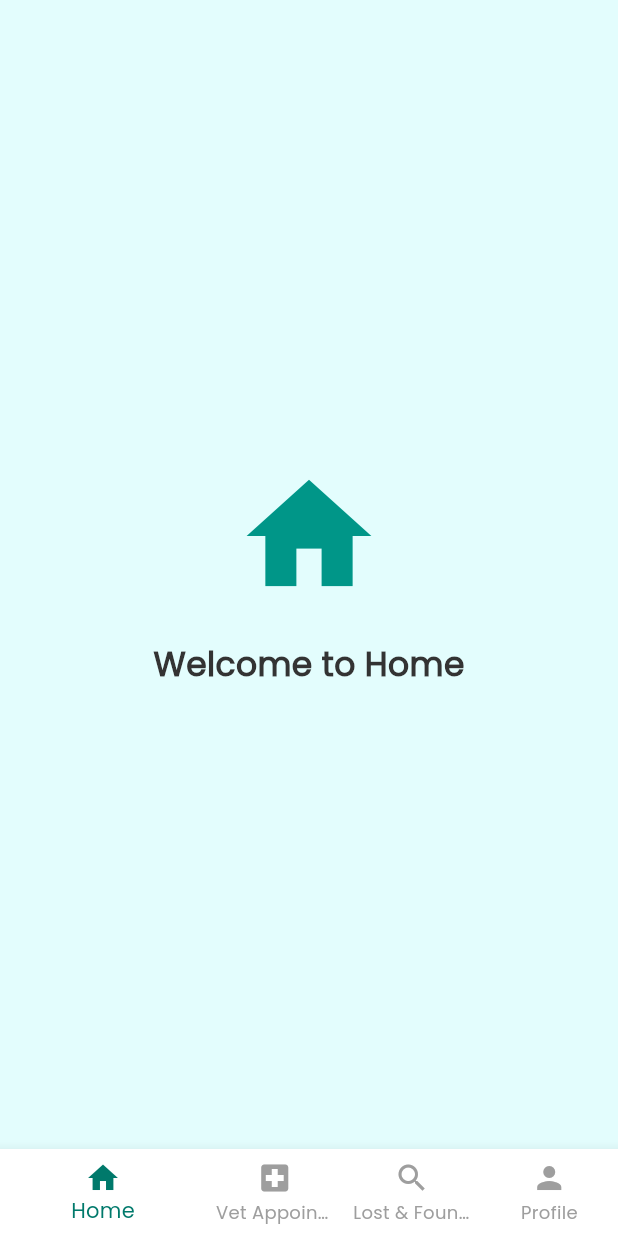
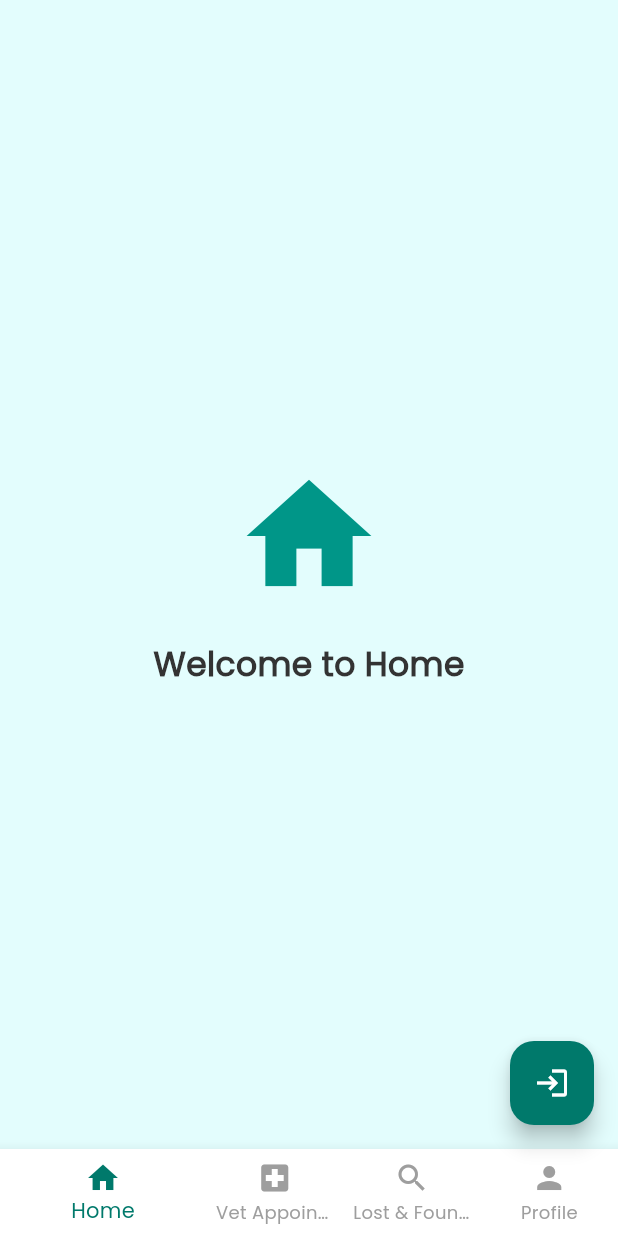
Before and after one commit to aayam17/pet_alert_app, a Flutter app: the Dashboard screen opened directly, on a phone screen of 412 x 824 dp. Run offline on Flutter 3.47's test engine with Material 3 defaults, Android fonts, the phone set to English and light mode, and no system bars; our stand-ins replace equatable, flutter_bloc, font_awesome_flutter, get_it, google_fonts, hive and 1 more; accounts and stored records are empty.

Commit message:
dashboard fixes

```diff
--- a/lib/features/home/presentation/view/dashboard.dart
+++ b/lib/features/home/presentation/view/dashboard.dart
@@ -1,4 +1,5 @@
 import 'package:flutter/material.dart';
+import 'package:pet_alert_app/features/auth/presentation/view/login_page.dart';
 import 'home.dart';
 import 'vet_appointments.dart';
 import 'lost_and_found.dart';
@@ -55,6 +56,17 @@ class _DashboardState extends State<Dashboard> {
           ),
         ],
       ),
+      floatingActionButton: FloatingActionButton(
+        onPressed: () {
+          Navigator.push(
+            context,
+            MaterialPageRoute(builder: (_) => const LoginPage()),
+          );
+        },
+        backgroundColor: Colors.teal.shade700,
+        child: const Icon(Icons.login),
+        tooltip: 'Go to Login',
+      ),
     );
   }
 }
```
Also changed, not shown: lib/features/auth/presentation/view/signup_page.dart (+1 -21 lines).
